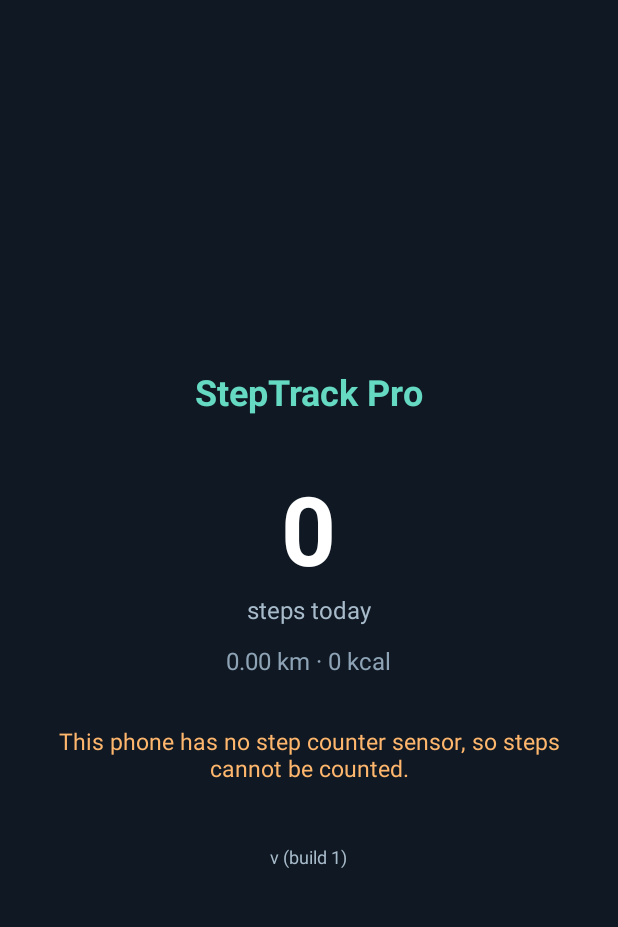
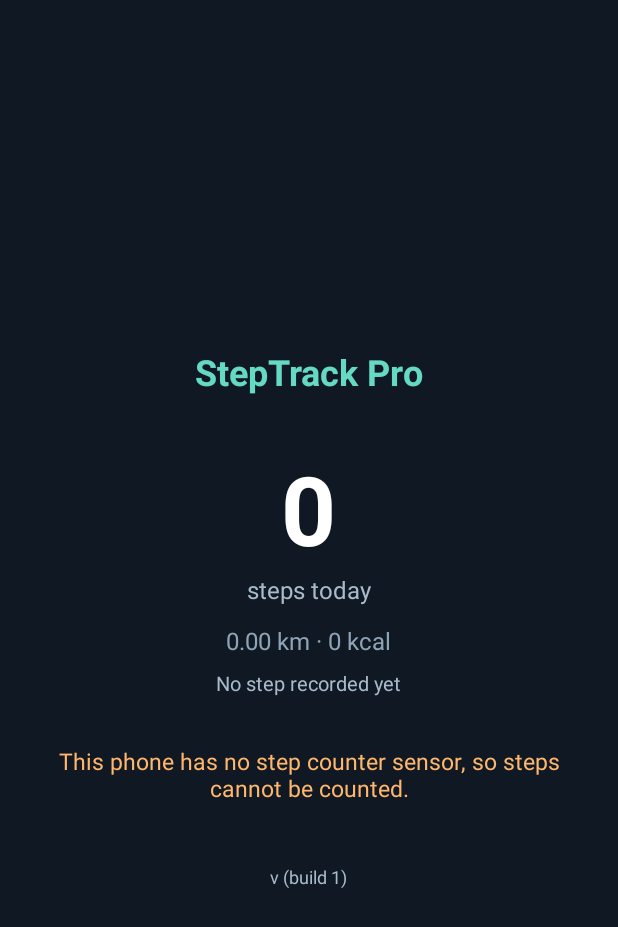
Before and after one commit to mohiuddinramzan/steptrack-pro, an Android app: the screen it shows after launch (MainActivity), on a phone screen of 412 x 824 dp. Shown: the top 927 px of the screen. Run offline under Robolectric (Android 15) with nearby library versions, the phone set to English and light mode, and no system bars; our stand-ins replace Room's generated code.

Commit message:
Add Phase 4 boot receiver, midnight handling and battery guidance

```diff
--- a/app/src/main/java/com/steptrack/pro/MainActivity.kt
+++ b/app/src/main/java/com/steptrack/pro/MainActivity.kt
@@ -1,11 +1,8 @@
 package com.steptrack.pro
 
 import android.Manifest
-import android.content.Intent
-import android.net.Uri
 import android.os.Build
 import android.os.Bundle
-import android.provider.Settings
 import android.view.View
 import androidx.activity.result.contract.ActivityResultContracts
 import androidx.appcompat.app.AppCompatActivity
@@ -13,14 +10,19 @@ import androidx.core.app.ActivityCompat
 import androidx.lifecycle.Lifecycle
 import androidx.lifecycle.lifecycleScope
 import androidx.lifecycle.repeatOnLifecycle
+import com.google.android.material.dialog.MaterialAlertDialogBuilder
 import com.steptrack.pro.data.StepRepository
 import com.steptrack.pro.database.AppDatabase
 import com.steptrack.pro.databinding.ActivityMainBinding
 import com.steptrack.pro.service.StepCounterService
-import com.steptrack.pro.utils.DateUtils
+import com.steptrack.pro.utils.BatteryUtils
 import com.steptrack.pro.utils.PermissionUtils
+import com.steptrack.pro.utils.TimeUtils
+import kotlinx.coroutines.ExperimentalCoroutinesApi
+import kotlinx.coroutines.flow.flatMapLatest
 import kotlinx.coroutines.launch
 import java.text.NumberFormat
+import java.util.Date
 
 class MainActivity : AppCompatActivity() {
 
@@ -40,6 +42,7 @@ class MainActivity : AppCompatActivity() {
             refreshState()
         }
 
+    @OptIn(ExperimentalCoroutinesApi::class)
     override fun onCreate(savedInstanceState: Bundle?) {
         super.onCreate(savedInstanceState)
         binding = ActivityMainBinding.inflate(layoutInflater)
@@ -53,11 +56,15 @@ class MainActivity : AppCompatActivity() {
             BuildConfig.VERSION_CODE
         )
         binding.actionButton.setOnClickListener { onActionClicked() }
+        binding.batteryButton.setOnClickListener { showBatteryGuidance() }
 
         lifecycleScope.launch {
             repeatOnLifecycle(Lifecycle.State.STARTED) {
-                val key = DateUtils.dateKey(System.currentTimeMillis())
-                repository.observeDay(key).collect { day ->
+                launch {
+                    // Re-subscribes automatically when the date changes at midnight.
+                    TimeUtils.todayKeyFlow()
+                        .flatMapLatest { key -> repository.observeDay(key) }
+                        .collect { day ->
                             binding.stepsText.text =
                                 NumberFormat.getInstance().format(day?.totalSteps ?: 0)
                             binding.detailsText.text = getString(
@@ -65,6 +72,18 @@ class MainActivity : AppCompatActivity() {
                                 day?.distanceKm ?: 0.0,
                                 day?.calories ?: 0.0
                             )
+                        }
+                }
+                launch {
+                    repository.observeState().collect { state ->
+                        binding.lastStepText.text = if (state == null) {
+                            getString(R.string.last_step_none)
+                        } else {
+                            val time = android.text.format.DateFormat.getTimeFormat(this@MainActivity)
+                                .format(Date(state.lastEventTimeMillis))
+                            getString(R.string.last_step_format, time)
+                        }
+                    }
                 }
             }
         }
@@ -79,6 +98,7 @@ class MainActivity : AppCompatActivity() {
         if (!StepCounterService.isStepSensorAvailable(this)) {
             binding.statusText.setText(R.string.status_no_sensor)
             binding.actionButton.visibility = View.GONE
+            binding.batteryButton.visibility = View.GONE
             return
         }
 
@@ -91,21 +111,19 @@ class MainActivity : AppCompatActivity() {
                 binding.actionButton.setText(R.string.action_grant)
             }
             binding.actionButton.visibility = View.VISIBLE
+            binding.batteryButton.visibility = View.GONE
             return
         }
 
         StepCounterService.start(this)
         binding.statusText.setText(R.string.status_tracking)
         binding.actionButton.visibility = View.GONE
+        binding.batteryButton.visibility = View.VISIBLE
     }
 
     private fun onActionClicked() {
         if (permanentlyDenied) {
-            startActivity(
-                Intent(Settings.ACTION_APPLICATION_DETAILS_SETTINGS).apply {
-                    data = Uri.fromParts("package", packageName, null)
-                }
-            )
+            BatteryUtils.openAppSettings(this)
             return
         }
         val missing = PermissionUtils.missingPermissions(this)
@@ -113,4 +131,23 @@ class MainActivity : AppCompatActivity() {
             permissionLauncher.launch(missing.toTypedArray())
         }
     }
+
+    private fun showBatteryGuidance() {
+        val status = if (BatteryUtils.isIgnoringOptimizations(this)) {
+            getString(R.string.battery_status_ok)
+        } else {
+            getString(R.string.battery_status_restricted)
         }
+        MaterialAlertDialogBuilder(this)
+            .setTitle(R.string.battery_title)
+            .setMessage(status + "\n\n" + getString(R.string.battery_guide))
+            .setPositiveButton(R.string.battery_open_settings) { _, _ ->
+                BatteryUtils.openBatteryOptimizationSettings(this)
+            }
+            .setNeutralButton(R.string.battery_open_app) { _, _ ->
+                BatteryUtils.openAppSettings(this)
+            }
+            .setNegativeButton(R.string.battery_close, null)
+            .show()
+    }
+}
--- a/app/src/main/java/com/steptrack/pro/data/StepDao.kt
+++ b/app/src/main/java/com/steptrack/pro/data/StepDao.kt
@@ -23,6 +23,9 @@ interface StepDao {
     @Query("SELECT * FROM tracker_state WHERE id = 1")
     suspend fun getState(): TrackerState?
 
+    @Query("SELECT * FROM tracker_state WHERE id = 1")
+    fun observeState(): Flow<TrackerState?>
+
     @Upsert
     suspend fun upsertState(state: TrackerState)
 }
--- a/app/src/main/java/com/steptrack/pro/data/StepRepository.kt
+++ b/app/src/main/java/com/steptrack/pro/data/StepRepository.kt
@@ -73,4 +73,6 @@ class StepRepository(private val db: AppDatabase) {
 
     fun observeRange(startKey: String, endKey: String): Flow<List<DailyActivity>> =
         dao.observeRange(startKey, endKey)
+
+    fun observeState(): Flow<TrackerState?> = dao.observeState()
 }
--- /dev/null
+++ b/app/src/main/java/com/steptrack/pro/utils/TimeUtils.kt
@@ -0,0 +1,31 @@
+package com.steptrack.pro.utils
+
+import kotlinx.coroutines.delay
+import kotlinx.coroutines.flow.Flow
+import kotlinx.coroutines.flow.distinctUntilChanged
+import kotlinx.coroutines.flow.flow
+import java.time.Duration
+import java.time.Instant
+import java.time.ZoneId
+
+object TimeUtils {
+
+    /** Milliseconds from [nowMillis] until the next local midnight (handles 23h/25h DST days). */
+    fun millisUntilNextMidnight(
+        nowMillis: Long,
+        zone: ZoneId = ZoneId.systemDefault()
+    ): Long {
+        val now = Instant.ofEpochMilli(nowMillis).atZone(zone)
+        val nextMidnight = now.toLocalDate().plusDays(1).atStartOfDay(zone)
+        return Duration.between(now, nextMidnight).toMillis()
+    }
+
+    /** Emits today's date key now, and again each time the date changes. */
+    fun todayKeyFlow(zone: ZoneId = ZoneId.systemDefault()): Flow<String> = flow {
+        while (true) {
+            val now = System.currentTimeMillis()
+            emit(DateUtils.dateKey(now, zone))
+            delay(millisUntilNextMidnight(now, zone) + 1_000L)
+        }
+    }.distinctUntilChanged()
+}
--- a/app/src/main/res/layout/activity_main.xml
+++ b/app/src/main/res/layout/activity_main.xml
@@ -47,6 +47,14 @@
             android:textSize="16sp" />
 
         <TextView
+            android:id="@+id/lastStepText"
+            android:layout_width="wrap_content"
+            android:layout_height="wrap_content"
+            android:layout_marginTop="8dp"
+            android:textColor="@color/st_muted"
+            android:textSize="13sp" />
+
+        <TextView
             android:id="@+id/statusText"
             android:layout_width="wrap_content"
             android:layout_height="wrap_content"
@@ -62,6 +70,15 @@
             android:layout_marginTop="16dp"
             android:visibility="gone" />
 
+        <com.google.android.material.button.MaterialButton
+            android:id="@+id/batteryButton"
+            style="@style/Widget.Material3.Button.OutlinedButton"
+            android:layout_width="wrap_content"
+            android:layout_height="wrap_content"
+            android:layout_marginTop="12dp"
+            android:text="@string/action_battery"
+            android:visibility="gone" />
+
         <TextView
             android:id="@+id/versionText"
             android:layout_width="wrap_content"
--- a/app/src/main/res/values/strings.xml
+++ b/app/src/main/res/values/strings.xml
@@ -18,4 +18,16 @@
     <string name="channel_name">Step tracking</string>
     <string name="notif_starting">Starting step tracking…</string>
     <string name="notif_steps_today">%1$s steps today</string>
+
+    <string name="last_step_format">Last step recorded: %1$s</string>
+    <string name="last_step_none">No step recorded yet</string>
+
+    <string name="action_battery">Battery guidance</string>
+    <string name="battery_title">Keep tracking alive</string>
+    <string name="battery_status_ok">Battery optimization: this app is unrestricted (good).</string>
+    <string name="battery_status_restricted">Battery optimization: the system may restrict this app in the background.</string>
+    <string name="battery_guide">1. Open Battery settings and set StepTrack Pro to \"Don\'t optimize\" (unrestricted).\n2. Vivo / iQOO: also allow Autostart and \"High background power consumption\" for StepTrack Pro. Menu names differ between versions.\n3. Keep the app locked in the recent apps list, and do not swipe it away if your phone offers a lock option.\n4. Check the notification: if it disappears, tracking has stopped. Open the app to restart it.</string>
+    <string name="battery_open_settings">Battery settings</string>
+    <string name="battery_open_app">App settings</string>
+    <string name="battery_close">Close</string>
 </resources>
```
Also changed, not shown: app/src/main/AndroidManifest.xml (+10 -0 lines), app/src/main/java/com/steptrack/pro/receiver/BootReceiver.kt (added, +27 -0 lines), app/src/main/java/com/steptrack/pro/service/MidnightWatcher.kt (added, +28 -0 lines), app/src/main/java/com/steptrack/pro/service/StepCounterService.kt (+7 -0 lines), app/src/main/java/com/steptrack/pro/utils/BatteryUtils.kt (added, +34 -0 lines), 1 other file. Lines whose indentation alone changed are shown as unchanged.
